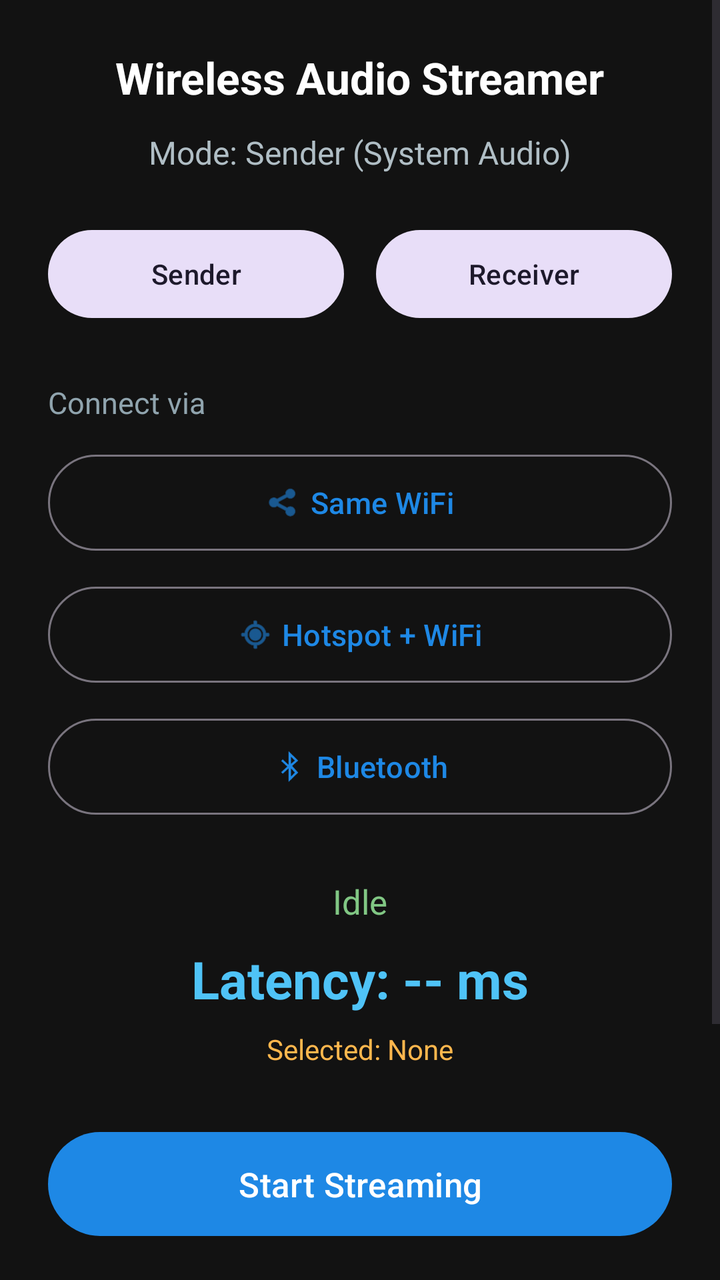
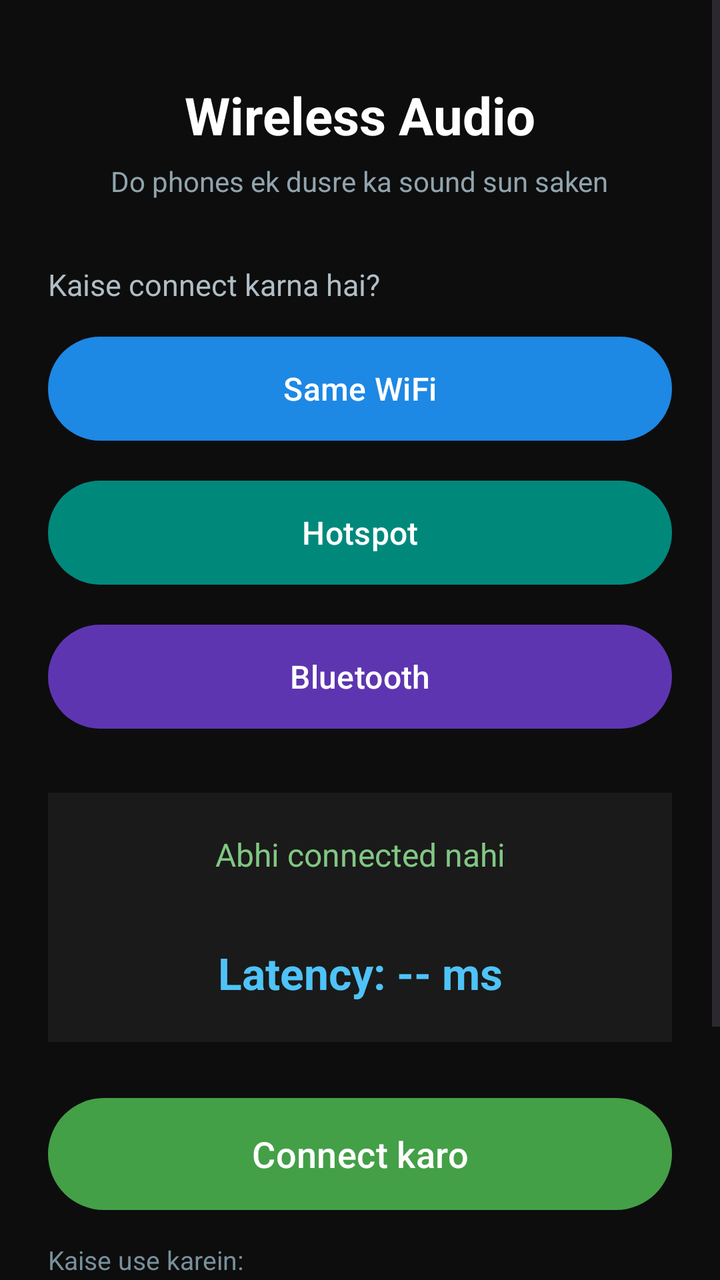

Screens rendered from an Android XML layout before and after an edit, with the pre-edit source and the edit as a unified diff.
<!-- AndroidManifest.xml: application theme Theme.WirelessAudioStreamer -->
<!-- res/layout/activity_main.xml -->
<?xml version="1.0" encoding="utf-8"?>
<ScrollView xmlns:android="http://schemas.android.com/apk/res/android"
    xmlns:app="http://schemas.android.com/apk/res-auto"
    android:layout_width="match_parent"
    android:layout_height="match_parent"
    android:fillViewport="true"
    android:background="#121212">

    <androidx.constraintlayout.widget.ConstraintLayout
        android:layout_width="match_parent"
        android:layout_height="wrap_content"
        android:padding="24dp">

        <TextView
            android:id="@+id/tvTitle"
            android:layout_width="wrap_content"
            android:layout_height="wrap_content"
            android:text="Wireless Audio Streamer"
            android:textSize="22sp"
            android:textStyle="bold"
            android:textColor="#FFFFFF"
            app:layout_constraintTop_toTopOf="parent"
            app:layout_constraintStart_toStartOf="parent"
            app:layout_constraintEnd_toEndOf="parent" />

        <TextView
            android:id="@+id/tvMode"
            android:layout_width="wrap_content"
            android:layout_height="wrap_content"
            android:text="Mode: Sender (System Audio)"
            android:textSize="16sp"
            android:textColor="#B0BEC5"
            android:layout_marginTop="12dp"
            app:layout_constraintTop_toBottomOf="@id/tvTitle"
            app:layout_constraintStart_toStartOf="parent"
            app:layout_constraintEnd_toEndOf="parent" />

        
        <LinearLayout
            android:id="@+id/modeButtons"
            android:layout_width="0dp"
            android:layout_height="wrap_content"
            android:orientation="horizontal"
            android:layout_marginTop="24dp"
            app:layout_constraintTop_toBottomOf="@id/tvMode"
            app:layout_constraintStart_toStartOf="parent"
            app:layout_constraintEnd_toEndOf="parent">

            <com.google.android.material.button.MaterialButton
                android:id="@+id/btnSender"
                android:layout_width="0dp"
                android:layout_height="52dp"
                android:layout_weight="1"
                android:text="Sender"
                android:layout_marginEnd="8dp"
                style="@style/Widget.Material3.Button.TonalButton" />

            <com.google.android.material.button.MaterialButton
                android:id="@+id/btnReceiver"
                android:layout_width="0dp"
                android:layout_height="52dp"
                android:layout_weight="1"
                android:text="Receiver"
                android:layout_marginStart="8dp"
                style="@style/Widget.Material3.Button.TonalButton" />
        </LinearLayout>

        
        <TextView
            android:id="@+id/tvConnectTitle"
            android:layout_width="wrap_content"
            android:layout_height="wrap_content"
            android:text="Connect via"
            android:textSize="15sp"
            android:textColor="#90A4AE"
            android:layout_marginTop="28dp"
            app:layout_constraintTop_toBottomOf="@id/modeButtons"
            app:layout_constraintStart_toStartOf="parent" />

        
        <com.google.android.material.button.MaterialButton
            android:id="@+id/btnSameWifi"
            android:layout_width="0dp"
            android:layout_height="56dp"
            android:text="Same WiFi"
            android:textSize="15sp"
            android:layout_marginTop="12dp"
            app:icon="@android:drawable/ic_menu_share"
            app:iconGravity="textStart"
            app:layout_constraintTop_toBottomOf="@id/tvConnectTitle"
            app:layout_constraintStart_toStartOf="parent"
            app:layout_constraintEnd_toEndOf="parent"
            style="@style/Widget.Material3.Button.OutlinedButton" />

        <com.google.android.material.button.MaterialButton
            android:id="@+id/btnHotspot"
            android:layout_width="0dp"
            android:layout_height="56dp"
            android:text="Hotspot + WiFi"
            android:textSize="15sp"
            android:layout_marginTop="10dp"
            app:icon="@android:drawable/ic_menu_mylocation"
            app:iconGravity="textStart"
            app:layout_constraintTop_toBottomOf="@id/btnSameWifi"
            app:layout_constraintStart_toStartOf="parent"
            app:layout_constraintEnd_toEndOf="parent"
            style="@style/Widget.Material3.Button.OutlinedButton" />

        <com.google.android.material.button.MaterialButton
            android:id="@+id/btnBluetooth"
            android:layout_width="0dp"
            android:layout_height="56dp"
            android:text="Bluetooth"
            android:textSize="15sp"
            android:layout_marginTop="10dp"
            app:icon="@android:drawable/stat_sys_data_bluetooth"
            app:iconGravity="textStart"
            app:layout_constraintTop_toBottomOf="@id/btnHotspot"
            app:layout_constraintStart_toStartOf="parent"
            app:layout_constraintEnd_toEndOf="parent"
            style="@style/Widget.Material3.Button.OutlinedButton" />

        
        <TextView
            android:id="@+id/tvStatus"
            android:layout_width="wrap_content"
            android:layout_height="wrap_content"
            android:text="Idle"
            android:textSize="17sp"
            android:textColor="#81C784"
            android:layout_marginTop="28dp"
            app:layout_constraintTop_toBottomOf="@id/btnBluetooth"
            app:layout_constraintStart_toStartOf="parent"
            app:layout_constraintEnd_toEndOf="parent" />

        <TextView
            android:id="@+id/tvLatency"
            android:layout_width="wrap_content"
            android:layout_height="wrap_content"
            android:text="Latency: -- ms"
            android:textSize="26sp"
            android:textStyle="bold"
            android:textColor="#4FC3F7"
            android:layout_marginTop="10dp"
            app:layout_constraintTop_toBottomOf="@id/tvStatus"
            app:layout_constraintStart_toStartOf="parent"
            app:layout_constraintEnd_toEndOf="parent" />

        <TextView
            android:id="@+id/tvConnectionType"
            android:layout_width="wrap_content"
            android:layout_height="wrap_content"
            android:text="Selected: None"
            android:textSize="14sp"
            android:textColor="#FFB74D"
            android:layout_marginTop="8dp"
            app:layout_constraintTop_toBottomOf="@id/tvLatency"
            app:layout_constraintStart_toStartOf="parent"
            app:layout_constraintEnd_toEndOf="parent" />

        
        <com.google.android.material.button.MaterialButton
            android:id="@+id/btnStartStop"
            android:layout_width="0dp"
            android:layout_height="60dp"
            android:text="@string/start_streaming"
            android:textSize="17sp"
            android:layout_marginTop="28dp"
            app:layout_constraintTop_toBottomOf="@id/tvConnectionType"
            app:layout_constraintStart_toStartOf="parent"
            app:layout_constraintEnd_toEndOf="parent" />

        <TextView
            android:id="@+id/tvInfo"
            android:layout_width="0dp"
            android:layout_height="wrap_content"
            android:text="1. Sender / Receiver choose karo\n2. Connection type select karo (WiFi / Hotspot / Bluetooth)\n3. Start dabao\n\nSender → system audio capture karega\nReceiver → speaker banega"
            android:textSize="13sp"
            android:textColor="#90A4AE"
            android:gravity="center"
            android:layout_marginTop="24dp"
            android:layout_marginBottom="16dp"
            app:layout_constraintTop_toBottomOf="@id/btnStartStop"
            app:layout_constraintStart_toStartOf="parent"
            app:layout_constraintEnd_toEndOf="parent"
            app:layout_constraintBottom_toBottomOf="parent" />

    </androidx.constraintlayout.widget.ConstraintLayout>
</ScrollView>
<!-- resources referenced by this layout -->
<resources>
  <string name="start_streaming">Start Streaming</string>
  <style name="Theme.WirelessAudioStreamer" parent="Theme.Material3.DayNight.NoActionBar">
          <item name="colorPrimary">#1E88E5</item>
          <item name="colorPrimaryVariant">#1565C0</item>
          <item name="colorOnPrimary">@android:color/white</item>
          <item name="colorSecondary">#26A69A</item>
          <item name="android:statusBarColor">#1565C0</item>
      </style>
</resources>

<!-- the commit's change to res/layout/activity_main.xml (unified diff, before → after) -->
@@ -4,186 +4,142 @@
     android:layout_width="match_parent"
     android:layout_height="match_parent"
     android:fillViewport="true"
-    android:background="#121212">
+    android:background="#0D0D0D">
 
-    <androidx.constraintlayout.widget.ConstraintLayout
+    <LinearLayout
         android:layout_width="match_parent"
         android:layout_height="wrap_content"
-        android:padding="24dp">
+        android:orientation="vertical"
+        android:padding="24dp"
+        android:gravity="center_horizontal">
 
         <TextView
-            android:id="@+id/tvTitle"
             android:layout_width="wrap_content"
             android:layout_height="wrap_content"
-            android:text="Wireless Audio Streamer"
-            android:textSize="22sp"
+            android:text="Wireless Audio"
+            android:textSize="26sp"
             android:textStyle="bold"
             android:textColor="#FFFFFF"
-            app:layout_constraintTop_toTopOf="parent"
-            app:layout_constraintStart_toStartOf="parent"
-            app:layout_constraintEnd_toEndOf="parent" />
+            android:layout_marginTop="16dp" />
 
         <TextView
-            android:id="@+id/tvMode"
             android:layout_width="wrap_content"
             android:layout_height="wrap_content"
-            android:text="Mode: Sender (System Audio)"
+            android:text="Do phones ek dusre ka sound sun saken"
+            android:textSize="14sp"
+            android:textColor="#90A4AE"
+            android:layout_marginTop="6dp"
+            android:layout_marginBottom="32dp" />
+
+        
+        <TextView
+            android:layout_width="match_parent"
+            android:layout_height="wrap_content"
+            android:text="Kaise connect karna hai?"
+            android:textSize="15sp"
+            android:textColor="#B0BEC5"
+            android:layout_marginBottom="12dp" />
+
+        <com.google.android.material.button.MaterialButton
+            android:id="@+id/btnSameWifi"
+            android:layout_width="match_parent"
+            android:layout_height="60dp"
+            android:text="Same WiFi"
             android:textSize="16sp"
-            android:textColor="#B0BEC5"
-            android:layout_marginTop="12dp"
-            app:layout_constraintTop_toBottomOf="@id/tvTitle"
-            app:layout_constraintStart_toStartOf="parent"
-            app:layout_constraintEnd_toEndOf="parent" />
+            android:textColor="#FFFFFF"
+            app:backgroundTint="#1E88E5"
+            android:layout_marginBottom="12dp" />
+
+        <com.google.android.material.button.MaterialButton
+            android:id="@+id/btnHotspot"
+            android:layout_width="match_parent"
+            android:layout_height="60dp"
+            android:text="Hotspot"
+            android:textSize="16sp"
+            android:textColor="#FFFFFF"
+            app:backgroundTint="#00897B"
+            android:layout_marginBottom="12dp" />
+
+        <com.google.android.material.button.MaterialButton
+            android:id="@+id/btnBluetooth"
+            android:layout_width="match_parent"
+            android:layout_height="60dp"
+            android:text="Bluetooth"
+            android:textSize="16sp"
+            android:textColor="#FFFFFF"
+            app:backgroundTint="#5E35B1"
+            android:layout_marginBottom="28dp" />
 
         
         <LinearLayout
-            android:id="@+id/modeButtons"
-            android:layout_width="0dp"
+            android:layout_width="match_parent"
             android:layout_height="wrap_content"
-            android:orientation="horizontal"
-            android:layout_marginTop="24dp"
-            app:layout_constraintTop_toBottomOf="@id/tvMode"
-            app:layout_constraintStart_toStartOf="parent"
-            app:layout_constraintEnd_toEndOf="parent">
+            android:orientation="vertical"
+            android:background="#1A1A1A"
+            android:padding="20dp"
+            android:layout_marginBottom="24dp">
 
-            <com.google.android.material.button.MaterialButton
-                android:id="@+id/btnSender"
-                android:layout_width="0dp"
-                android:layout_height="52dp"
-                android:layout_weight="1"
-                android:text="Sender"
-                android:layout_marginEnd="8dp"
-                style="@style/Widget.Material3.Button.TonalButton" />
+            <TextView
+                android:id="@+id/tvStatus"
+                android:layout_width="match_parent"
+                android:layout_height="wrap_content"
+                android:text="Abhi connected nahi"
+                android:textSize="16sp"
+                android:textColor="#81C784"
+                android:gravity="center" />
 
-            <com.google.android.material.button.MaterialButton
-                android:id="@+id/btnReceiver"
-                android:layout_width="0dp"
-                android:layout_height="52dp"
-                android:layout_weight="1"
-                android:text="Receiver"
-                android:layout_marginStart="8dp"
-                style="@style/Widget.Material3.Button.TonalButton" />
+            <TextView
+                android:id="@+id/tvConnectionType"
+                android:layout_width="match_parent"
+                android:layout_height="wrap_content"
+                android:text=""
+                android:textSize="13sp"
+                android:textColor="#FFB74D"
+                android:gravity="center"
+                android:layout_marginTop="6dp" />
+
+            <TextView
+                android:id="@+id/tvLatency"
+                android:layout_width="match_parent"
+                android:layout_height="wrap_content"
+                android:text="Latency: -- ms"
+                android:textSize="22sp"
+                android:textStyle="bold"
+                android:textColor="#4FC3F7"
+                android:gravity="center"
+                android:layout_marginTop="10dp" />
         </LinearLayout>
 
         
-        <TextView
-            android:id="@+id/tvConnectTitle"
-            android:layout_width="wrap_content"
-            android:layout_height="wrap_content"
-            android:text="Connect via"
-            android:textSize="15sp"
-            android:textColor="#90A4AE"
-            android:layout_marginTop="28dp"
-            app:layout_constraintTop_toBottomOf="@id/modeButtons"
-            app:layout_constraintStart_toStartOf="parent" />
-
-        
         <com.google.android.material.button.MaterialButton
-            android:id="@+id/btnSameWifi"
-            android:layout_width="0dp"
-            android:layout_height="56dp"
-            android:text="Same WiFi"
-            android:textSize="15sp"
-            android:layout_marginTop="12dp"
-            app:icon="@android:drawable/ic_menu_share"
-            app:iconGravity="textStart"
-            app:layout_constraintTop_toBottomOf="@id/tvConnectTitle"
-            app:layout_constraintStart_toStartOf="parent"
-            app:layout_constraintEnd_toEndOf="parent"
-            style="@style/Widget.Material3.Button.OutlinedButton" />
+            android:id="@+id/btnConnect"
+            android:layout_width="match_parent"
+            android:layout_height="64dp"
+            android:text="Connect karo"
+            android:textSize="18sp"
+            android:textColor="#FFFFFF"
+            app:backgroundTint="#43A047"
+            android:layout_marginBottom="12dp" />
 
         <com.google.android.material.button.MaterialButton
-            android:id="@+id/btnHotspot"
-            android:layout_width="0dp"
-            android:layout_height="56dp"
-            android:text="Hotspot + WiFi"
+            android:id="@+id/btnDisconnect"
+            android:layout_width="match_parent"
+            android:layout_height="52dp"
+            android:text="Disconnect"
             android:textSize="15sp"
-            android:layout_marginTop="10dp"
-            app:icon="@android:drawable/ic_menu_mylocation"
-            app:iconGravity="textStart"
-            app:layout_constraintTop_toBottomOf="@id/btnSameWifi"
-            app:layout_constraintStart_toStartOf="parent"
-            app:layout_constraintEnd_toEndOf="parent"
-            style="@style/Widget.Material3.Button.OutlinedButton" />
-
-        <com.google.android.material.button.MaterialButton
-            android:id="@+id/btnBluetooth"
-            android:layout_width="0dp"
-            android:layout_height="56dp"
-            android:text="Bluetooth"
-            android:textSize="15sp"
-            android:layout_marginTop="10dp"
-            app:icon="@android:drawable/stat_sys_data_bluetooth"
-            app:iconGravity="textStart"
-            app:layout_constraintTop_toBottomOf="@id/btnHotspot"
-            app:layout_constraintStart_toStartOf="parent"
-            app:layout_constraintEnd_toEndOf="parent"
-            style="@style/Widget.Material3.Button.OutlinedButton" />
+            android:visibility="gone"
+            style="@style/Widget.Material3.Button.OutlinedButton"
+            android:layout_marginBottom="24dp" />
 
         
         <TextView
-            android:id="@+id/tvStatus"
-            android:layout_width="wrap_content"
+            android:layout_width="match_parent"
             android:layout_height="wrap_content"
-            android:text="Idle"
-            android:textSize="17sp"
-            android:textColor="#81C784"
-            android:layout_marginTop="28dp"
-            app:layout_constraintTop_toBottomOf="@id/btnBluetooth"
-            app:layout_constraintStart_toStartOf="parent"
-            app:layout_constraintEnd_toEndOf="parent" />
+            android:text="Kaise use karein:\n\n1. Dono phones pe app kholo\n2. Same connection type choose karo (WiFi / Hotspot / Bluetooth)\n3. Dono pe Connect dabao\n4. Ek phone pe gana / YouTube chalao\n5. Dusre phone ke speaker pe sound aayega"
+            android:textSize="13sp"
+            android:textColor="#78909C"
+            android:lineSpacingExtra="4dp"
+            android:gravity="start" />
 
-        <TextView
-            android:id="@+id/tvLatency"
-            android:layout_width="wrap_content"
-            android:layout_height="wrap_content"
-            android:text="Latency: -- ms"
-            android:textSize="26sp"
-            android:textStyle="bold"
-            android:textColor="#4FC3F7"
-            android:layout_marginTop="10dp"
-            app:layout_constraintTop_toBottomOf="@id/tvStatus"
-            app:layout_constraintStart_toStartOf="parent"
-            app:layout_constraintEnd_toEndOf="parent" />
-
-        <TextView
-            android:id="@+id/tvConnectionType"
-            android:layout_width="wrap_content"
-            android:layout_height="wrap_content"
-            android:text="Selected: None"
-            android:textSize="14sp"
-            android:textColor="#FFB74D"
-            android:layout_marginTop="8dp"
-            app:layout_constraintTop_toBottomOf="@id/tvLatency"
-            app:layout_constraintStart_toStartOf="parent"
-            app:layout_constraintEnd_toEndOf="parent" />
-
-        
-        <com.google.android.material.button.MaterialButton
-            android:id="@+id/btnStartStop"
-            android:layout_width="0dp"
-            android:layout_height="60dp"
-            android:text="@string/start_streaming"
-            android:textSize="17sp"
-            android:layout_marginTop="28dp"
-            app:layout_constraintTop_toBottomOf="@id/tvConnectionType"
-            app:layout_constraintStart_toStartOf="parent"
-            app:layout_constraintEnd_toEndOf="parent" />
-
-        <TextView
-            android:id="@+id/tvInfo"
-            android:layout_width="0dp"
-            android:layout_height="wrap_content"
-            android:text="1. Sender / Receiver choose karo\n2. Connection type select karo (WiFi / Hotspot / Bluetooth)\n3. Start dabao\n\nSender → system audio capture karega\nReceiver → speaker banega"
-            android:textSize="13sp"
-            android:textColor="#90A4AE"
-            android:gravity="center"
-            android:layout_marginTop="24dp"
-            android:layout_marginBottom="16dp"
-            app:layout_constraintTop_toBottomOf="@id/btnStartStop"
-            app:layout_constraintStart_toStartOf="parent"
-            app:layout_constraintEnd_toEndOf="parent"
-            app:layout_constraintBottom_toBottomOf="parent" />
-
-    </androidx.constraintlayout.widget.ConstraintLayout>
+    </LinearLayout>
 </ScrollView>
<!-- resource entries referenced after the edit -->
@@ -1,6 +1,5 @@
 <!-- resources referenced by this layout -->
 <resources>
-  <string name="start_streaming">Start Streaming</string>
   <style name="Theme.WirelessAudioStreamer" parent="Theme.Material3.DayNight.NoActionBar">
           <item name="colorPrimary">#1E88E5</item>
           <item name="colorPrimaryVariant">#1565C0</item>
